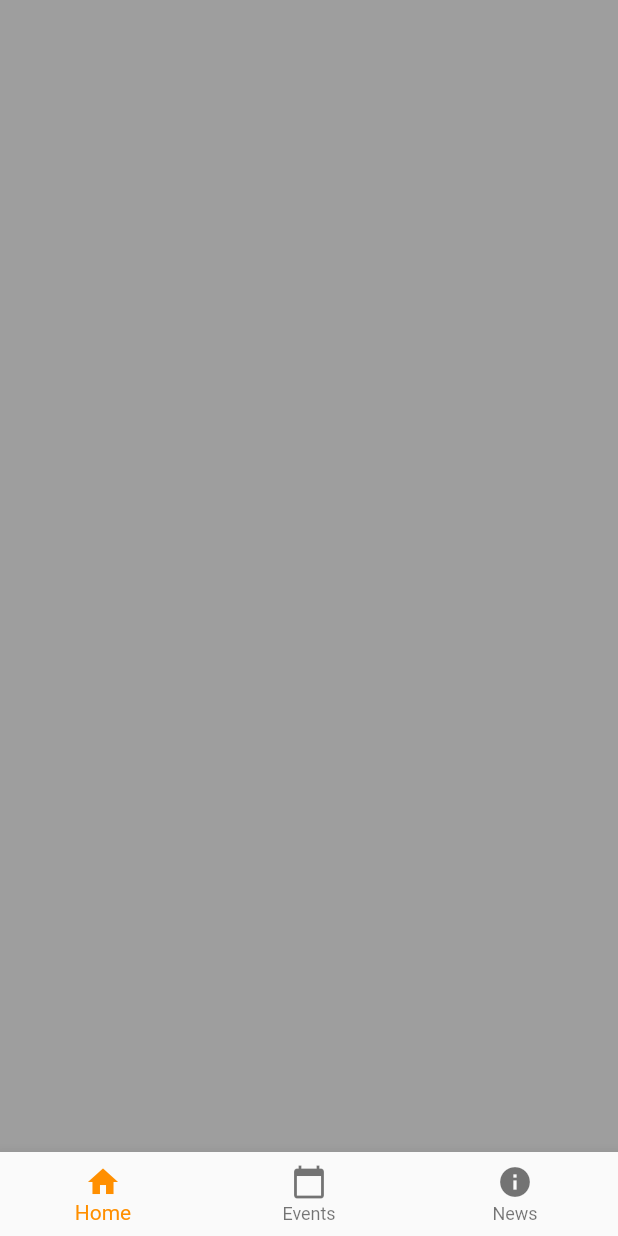
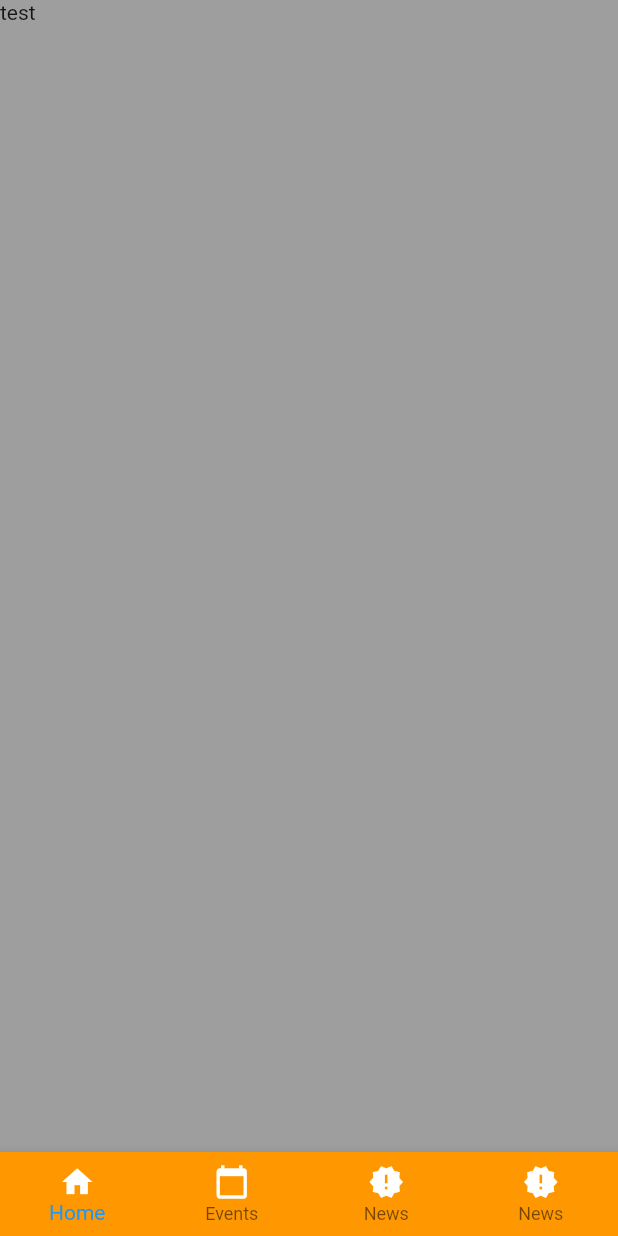
Before and after one commit to gyugie/ktm_apps, a Flutter app: the ListMenus screen opened directly, on a phone screen of 412 x 824 dp. Run offline on Flutter 3.47's test engine with Material 2 defaults, Android fonts, the phone set to English and light mode, and no system bars.

Commit message:
Change color icon menus bottom

```diff
--- a/lib/main/menus.dart
+++ b/lib/main/menus.dart
@@ -23,6 +23,8 @@ class _ListMenusState extends State<ListMenus> {
     HomePage(Colors.grey),
     HomePage(Colors.red),
     HomePage(Colors.orange),
+    HomePage(Colors.orange),
+
   ];
 void onTabTapped(int index) {
    setState(() {
@@ -38,22 +40,28 @@ void onTabTapped(int index) {
     //  ),
      body: _children[_currentIndex],
      bottomNavigationBar: BottomNavigationBar(
+       backgroundColor: Colors.orange,
+       type: BottomNavigationBarType.fixed,
        onTap: onTabTapped,
        currentIndex: _currentIndex,
-       selectedItemColor: Colors.amber[800],
+      //  selectedItemColor: Colors.amber[50],
        items: [
          BottomNavigationBarItem(
-           icon: new Icon(Icons.home),
-           title: new Text('Home'),
+           icon: new Icon(Icons.home, color: Colors.white),
+           title: new Text('Home', style: TextStyle(color: Colors.white)),
          ),
          BottomNavigationBarItem(
-           icon: new Icon(Icons.calendar_today),
-           title: new Text('Events'),
+           icon: new Icon(Icons.calendar_today, color: Colors.white),
+           title: new Text('Events', style: TextStyle(color: Colors.white)),
          ),
          BottomNavigationBarItem(
-           icon: Icon(Icons.info),
-           title: Text('News')
-         )
+           icon: Icon(Icons.new_releases, color: Colors.white),
+           title: Text('News', style: TextStyle(color: Colors.white))
+         ),
+          BottomNavigationBarItem(
+           icon: Icon(Icons.new_releases, color: Colors.white),
+           title: Text('News', style: TextStyle(color: Colors.white))
+         ),
        ],
      ),
    );
--- a/lib/pages/homePage.dart
+++ b/lib/pages/homePage.dart
@@ -5,8 +5,9 @@ class HomePage extends StatelessWidget {
   HomePage(this.color);
   @override
   Widget build(BuildContext context) {
-    return Container(
-      color: color,
+    return Scaffold(
+      body: Text('test'),
+      backgroundColor: color,
     );
   }
 }
```
